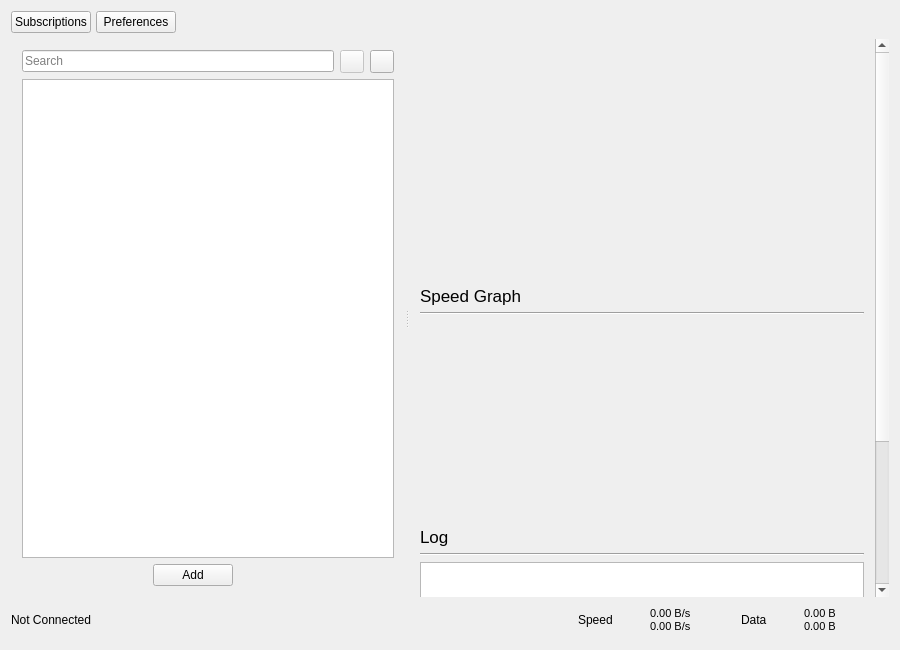
Above: src/ui/w_MainWindow.ui from Qv2ray/Qv2ray before the change. Below: the same form after it.
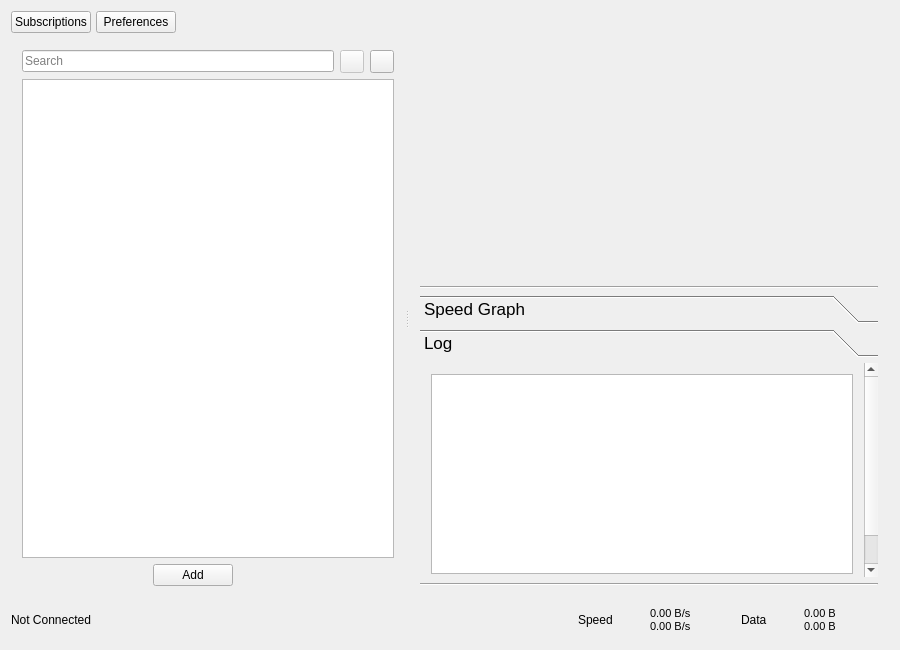
That is the form after the change. Icons and pictures are not drawn.

Commit message: add: added MainWindow items folding

```diff
--- a/src/ui/w_MainWindow.ui
+++ b/src/ui/w_MainWindow.ui
@@ -242,7 +242,7 @@
           <x>0</x>
           <y>0</y>
           <width>480</width>
-          <height>768</height>
+          <height>551</height>
          </rect>
         </property>
         <layout class="QVBoxLayout" name="verticalLayout_3">
@@ -285,18 +285,6 @@
            </layout>
           </widget>
          </item>
-         <item>
-          <widget class="QLabel" name="label_9">
-           <property name="font">
-            <font>
-             <pointsize>13</pointsize>
-            </font>
-           </property>
-           <property name="text">
-            <string>Speed Graph</string>
-           </property>
-          </widget>
-         </item>
          <item>
           <widget class="Line" name="line">
            <property name="orientation">
@@ -305,6 +293,29 @@
           </widget>
          </item>
          <item>
+          <widget class="QToolBox" name="toolBox">
+           <property name="font">
+            <font>
+             <pointsize>13</pointsize>
+            </font>
+           </property>
+           <property name="currentIndex">
+            <number>1</number>
+           </property>
+           <widget class="QWidget" name="page">
+            <property name="geometry">
+             <rect>
+              <x>0</x>
+              <y>-9</y>
+              <width>450</width>
+              <height>218</height>
+             </rect>
+            </property>
+            <attribute name="label">
+             <string>Speed Graph</string>
+            </attribute>
+            <layout class="QVBoxLayout" name="verticalLayout">
+             <item>
           <widget class="QWidget" name="widget" native="true">
            <property name="minimumSize">
             <size>
@@ -312,6 +323,11 @@
              <height>200</height>
             </size>
            </property>
+               <property name="font">
+                <font>
+                 <pointsize>10</pointsize>
+                </font>
+               </property>
            <layout class="QGridLayout" name="speedChart">
             <property name="leftMargin">
              <number>0</number>
@@ -328,25 +344,21 @@
            </layout>
           </widget>
          </item>
-         <item>
-          <widget class="QLabel" name="label_10">
-           <property name="font">
-            <font>
-             <pointsize>13</pointsize>
-            </font>
-           </property>
-           <property name="text">
+            </layout>
+           </widget>
+           <widget class="QWidget" name="page_2">
+            <property name="geometry">
+             <rect>
+              <x>0</x>
+              <y>-45</y>
+              <width>450</width>
+              <height>254</height>
+             </rect>
+            </property>
+            <attribute name="label">
             <string>Log</string>
-           </property>
-          </widget>
-         </item>
-         <item>
-          <widget class="Line" name="line_2">
-           <property name="orientation">
-            <enum>Qt::Horizontal</enum>
-           </property>
-          </widget>
-         </item>
+            </attribute>
+            <layout class="QVBoxLayout" name="verticalLayout_4">
          <item>
           <widget class="QTextBrowser" name="masterLogBrowser">
            <property name="minimumSize">
@@ -367,8 +379,24 @@
          </item>
          <item>
           <widget class="QPushButton" name="clearlogButton">
+               <property name="font">
+                <font>
+                 <pointsize>10</pointsize>
+                </font>
+               </property>
            <property name="text">
             <string>Clear Log</string>
+               </property>
+              </widget>
+             </item>
+            </layout>
+           </widget>
+          </widget>
+         </item>
+         <item>
+          <widget class="Line" name="line_2">
+           <property name="orientation">
+            <enum>Qt::Horizontal</enum>
            </property>
           </widget>
          </item>
```
Lines whose indentation alone changed are shown as unchanged. The commit also changes 2 other files.
